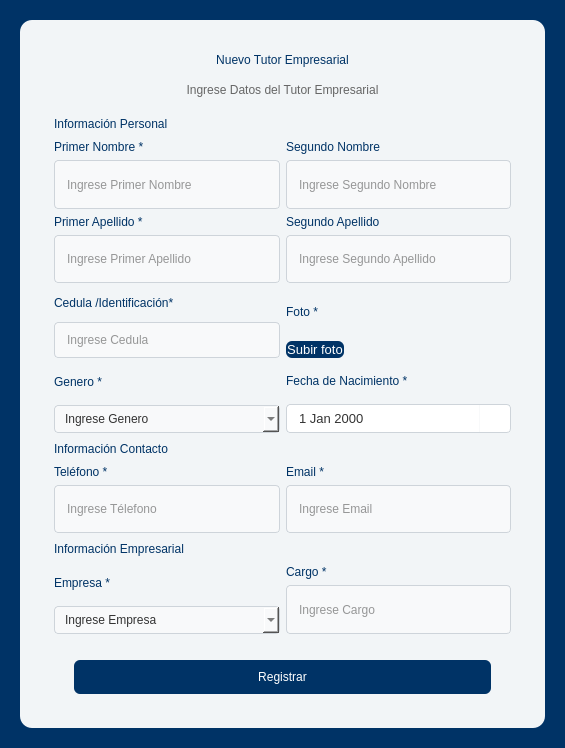
Old version of the form UI/new_tutor_empresarial.ui in the repository AlexING-7/Gestion_Pasantes.
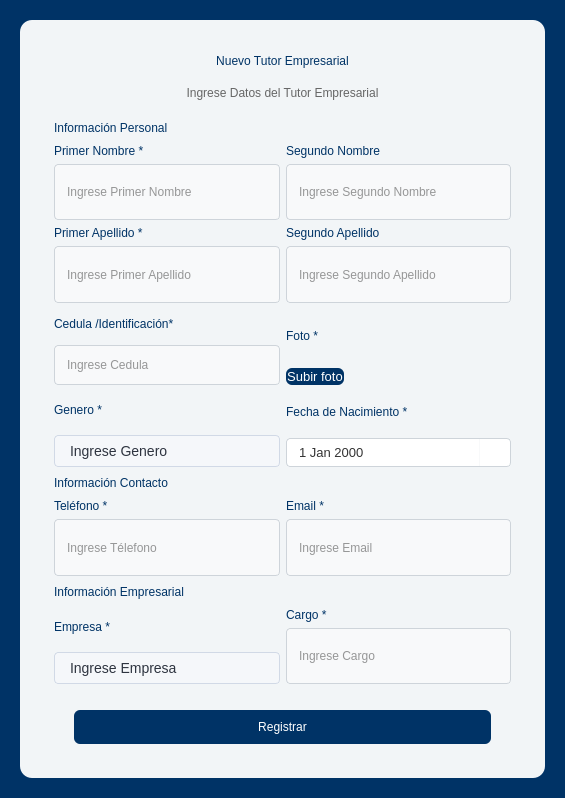
New version of the form. Icons and pictures are not drawn.

```diff
--- a/UI/new_tutor_empresarial.ui
+++ b/UI/new_tutor_empresarial.ui
@@ -7,7 +7,7 @@
     <x>0</x>
     <y>0</y>
     <width>565</width>
-    <height>748</height>
+    <height>798</height>
    </rect>
   </property>
   <property name="windowTitle">
@@ -462,6 +462,57 @@
              </item>
              <item>
               <widget class="QComboBox" name="genero_input">
+               <property name="styleSheet">
+                <string notr="true">/* Estilo principal del ComboBox */
+QComboBox {
+    background-color: rgb(245, 247, 250);
+    border: 1px solid #d1d9e6; /* Un borde suave que combina con el fondo */
+    border-radius: 4px;
+    padding: 0px 15px;
+    font-size: 14px;
+    color: #2e3440; /* Gris muy oscuro para buen contraste */
+    min-height: 30px;
+}
+
+/* Estado cuando pasas el ratón por encima */
+QComboBox:hover {
+    border: 1px solid #aeb9cc;
+    background-color: #ffffff; /* Se aclara un poco al interactuar */
+}
+
+/* Estado cuando el combo está abierto */
+QComboBox:on { 
+    border-bottom-left-radius: 0px;
+    border-bottom-right-radius: 0px;
+    border: 2px solid #5e81ac; /* Color de énfasis (azul) al estar activo */
+}
+
+/* Estilo del botón de la flecha */
+QComboBox::drop-down {
+    subcontrol-origin: padding;
+    subcontrol-position: top right;
+    width: 30px;
+    border-left-width: 0px; /* Quitamos la línea divisoria para un look más limpio */
+}
+
+/* Estilo de la flecha (puedes usar un caracter o una imagen) */
+QComboBox::down-arrow {
+    image: url(resources/images/down-arrow-svgrepo-com.svg); /* Si tienes un icono */
+    width: 12px;
+    height: 12px;
+}
+
+/* Estilo de la lista desplegable (el menú) */
+QAbstractItemView {
+    background-color: #ffffff;
+    border: 1px solid ;
+    selection-background-color: #5e81ac; /* Color de fondo al seleccionar un item */
+    selection-color: white;
+    outline: none;
+    border-radius: 0px;
+	color:#000;
+}</string>
+               </property>
                <property name="placeholderText">
                 <string>Ingrese Genero</string>
                </property>
@@ -683,6 +734,57 @@
              </item>
              <item>
               <widget class="QComboBox" name="empresa_input">
+               <property name="styleSheet">
+                <string notr="true">/* Estilo principal del ComboBox */
+QComboBox {
+    background-color: rgb(245, 247, 250);
+    border: 1px solid #d1d9e6; /* Un borde suave que combina con el fondo */
+    border-radius: 4px;
+    padding: 0px 15px;
+    font-size: 14px;
+    color: #2e3440; /* Gris muy oscuro para buen contraste */
+    min-height: 30px;
+}
+
+/* Estado cuando pasas el ratón por encima */
+QComboBox:hover {
+    border: 1px solid #aeb9cc;
+    background-color: #ffffff; /* Se aclara un poco al interactuar */
+}
+
+/* Estado cuando el combo está abierto */
+QComboBox:on { 
+    border-bottom-left-radius: 0px;
+    border-bottom-right-radius: 0px;
+    border: 2px solid #5e81ac; /* Color de énfasis (azul) al estar activo */
+}
+
+/* Estilo del botón de la flecha */
+QComboBox::drop-down {
+    subcontrol-origin: padding;
+    subcontrol-position: top right;
+    width: 30px;
+    border-left-width: 0px; /* Quitamos la línea divisoria para un look más limpio */
+}
+
+/* Estilo de la flecha (puedes usar un caracter o una imagen) */
+QComboBox::down-arrow {
+    image: url(resources/images/down-arrow-svgrepo-com.svg); /* Si tienes un icono */
+    width: 12px;
+    height: 12px;
+}
+
+/* Estilo de la lista desplegable (el menú) */
+QAbstractItemView {
+    background-color: #ffffff;
+    border: 1px solid ;
+    selection-background-color: #5e81ac; /* Color de fondo al seleccionar un item */
+    selection-color: white;
+    outline: none;
+    border-radius: 0px;
+	color:#000;
+}</string>
+               </property>
                <property name="placeholderText">
                 <string>Ingrese Empresa</string>
                </property>
```
Left out of the diff: 27 changed lines with no effect on the pictures.
